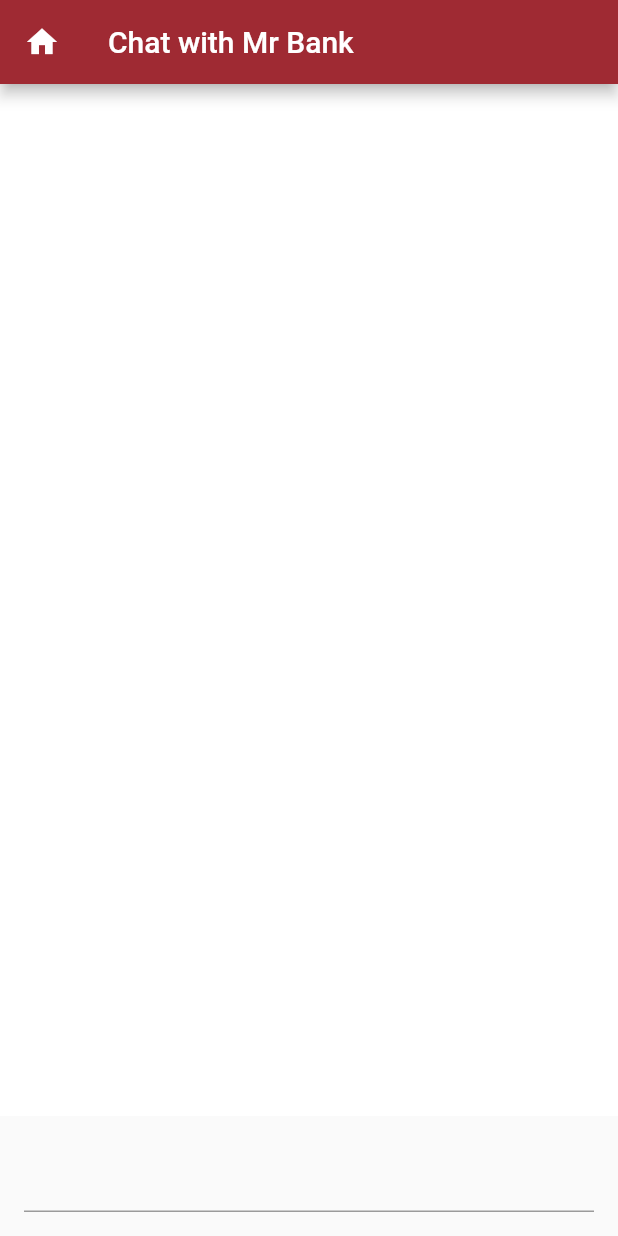
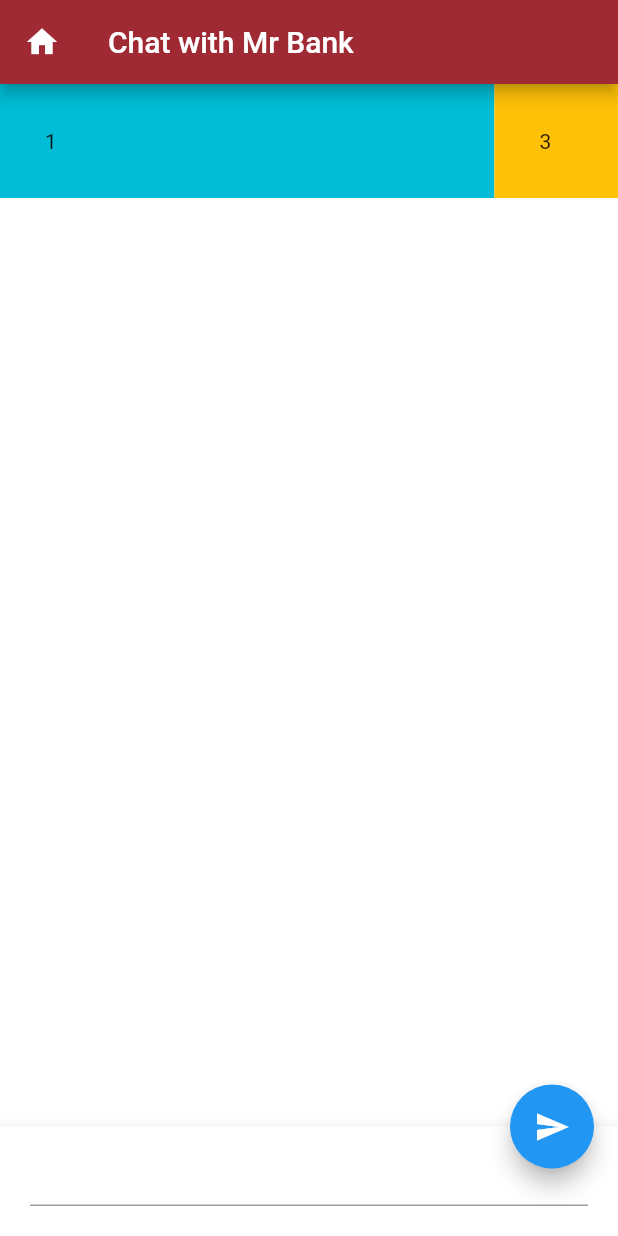
Before and after one commit to andyeung523/BocInvestSeed, a Flutter app: the Chatbot screen opened directly, on a phone screen of 412 x 824 dp. Run offline on Flutter 3.47's test engine with Material 2 defaults, Android fonts, the phone set to English and light mode, and no system bars; our stand-ins replace flutter_login, flutter_spinkit, font_awesome_flutter; missing offline and left inert: dart:ffi, oauth2.

Commit message:
fixed_button_locaiton

```diff
--- a/lib/page/chatbot_page.dart
+++ b/lib/page/chatbot_page.dart
@@ -27,6 +27,11 @@ class _ChatbotState extends State<Chatbot> {
     super.dispose();
   }
 
+  BoxDecoration myBoxDecoration() {
+  return BoxDecoration(
+    border: Border.all(),
+  );
+}
 
   @override
   Widget build(BuildContext context) {
@@ -51,31 +56,67 @@ class _ChatbotState extends State<Chatbot> {
         // Set the background color of the App Bar
 
       ),
-      bottomSheet:
-          Padding(
-            padding: const EdgeInsets.all(16.0),
+
+      floatingActionButton:
+        FloatingActionButton(
+
+
+        // When the user presses the button, show an alert dialog containing
+        // the text that the user has entered into the text field.
+        onPressed: () {
+          return showDialog(
+            context: context,
+            builder: (context) {
+              return AlertDialog(
+                // Retrieve the text the that user has entered by using the
+                // TextEditingController.
+                content: Text(myController.text),
+              );
+            },
+          );
+        },
+        tooltip: 'Show me the value!',
+        child: Icon(
+          Icons.send,
+          color: Colors.white,
+        ),
+      ),
+
+      body: Row(
+        children: <Widget>[
+          Expanded(
+            flex: 4,
+            child: Container(
+              padding: EdgeInsets.all(30.0),
+              color: Colors.cyan,
+              child: Text('1'),
+            ),
+          ),
+
+          Expanded(
+            flex: 1,
+            child: Container(
+              padding: EdgeInsets.all(30.0),
+              color: Colors.amber,
+              child: Text('3'),
+            ),
+          ),
+        ],
+      ),
+
+
+
+        bottomNavigationBar:
+        BottomAppBar(
+                  child: Padding(
+            padding: const EdgeInsets.fromLTRB(20.0,0,20.0,20.0),
             child: TextField(
+              style: TextStyle(fontSize: 25.0),
               controller: myController,
             ),
           ),
-
-            // // flex: 2,
-            // Container(
-            //   padding: EdgeInsets.all(30.0),
-            //   color: Colors.pinkAccent,
-            //   child: Text('2'),
-            // ),
-
-          // Expanded(
-          //   flex: 1,
-          //   child: Container(
-          //     padding: EdgeInsets.all(30.0),
-          //     color: Colors.amber,
-          //     child: Text('3'),
-          //   ),
-          // ),
-
-
+        ),
+        floatingActionButtonLocation: FloatingActionButtonLocation.endDocked,
     );
   }
 }
```
